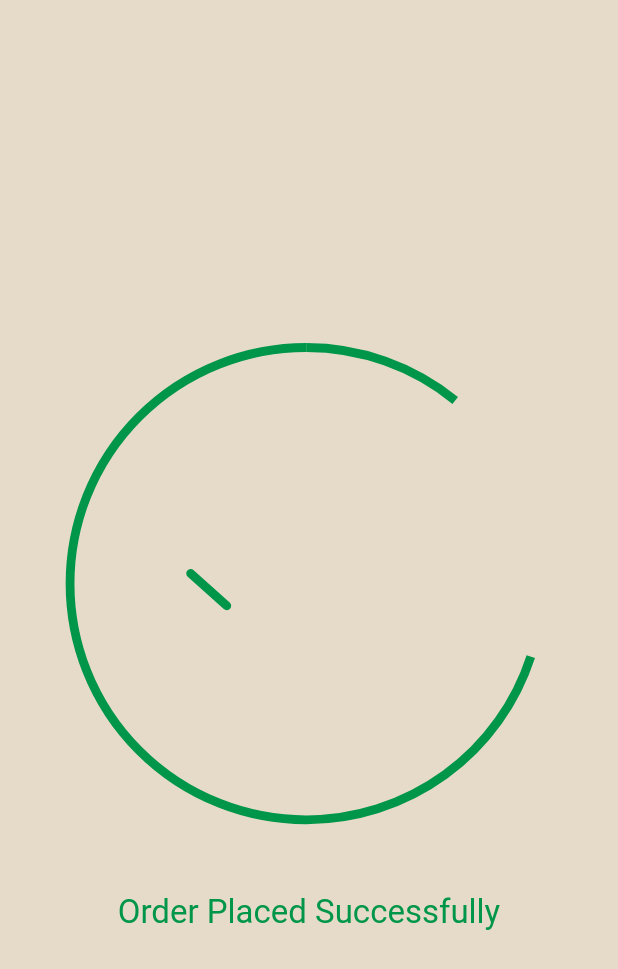
After one commit to Lokhandwalah/canteen-automation-app, a Flutter app: the OrderPlaced screen opened directly, on a phone screen of 412 x 824 dp. The commit adds this screen. Shown: the top 969 px of the screen. Run offline on Flutter 3.47's test engine with Material 2 defaults, Android fonts, the phone set to English and light mode, and no system bars; our stand-ins replace carousel_slider, cloud_firestore, firebase_auth, firebase_core, firebase_messaging, flip_card and 8 more; missing offline and left inert: animate_icons, firebase_image, onesignal_flutter, razorpay_flutter, steel_crypt; accounts and stored records are empty.

Commit message:
Added my orders Section

```diff
--- a/lib/models/category.dart
+++ b/lib/models/category.dart
@@ -8,7 +8,7 @@ class Category {
     final docs = (await DBService.db.collection('categories').get()).docs;
     docs.forEach(
       (doc) => categories.add(
-        Category(name: doc.data()['name'], imageUrl: doc.data()['imageUrl']),
+        Category(name: doc.data()['name'], imageUrl: doc.data()['image_url']),
       ),
     );
   }
--- /dev/null
+++ b/lib/models/order.dart
@@ -0,0 +1,81 @@
+import 'package:canteen/utilities/constants.dart';
+import 'package:cloud_firestore/cloud_firestore.dart';
+import 'package:intl/intl.dart';
+
+class Order {
+  final DocumentSnapshot orderDoc;
+  String id,
+      statusString,
+      orderedBy,
+      username,
+      paymentStatus,
+      paymentType,
+      rzpOrderId,
+      rzpPaymentId;
+  DateTime placedAt, deliveredAt, cancelledAt;
+  Map<String, dynamic> bill;
+  List items;
+  OrderStatus status;
+  double totalAmount;
+
+  Order(
+      {this.orderDoc,
+      this.orderedBy,
+      this.username,
+      this.bill,
+      this.placedAt,
+      this.statusString,
+      this.status = OrderStatus.placed,
+      this.totalAmount});
+
+  Order.fromDoc(this.orderDoc) {
+    Map<String, dynamic> order = orderDoc.data();
+    this.id = orderDoc.id;
+    this.orderedBy = order['ordered_by'];
+    this.username = order['username'];
+    this.bill = order['bill'];
+    this.items = bill.keys.toList();
+    this.placedAt = order['placed_at'].toDate();
+    this.statusString = order['status'];
+    this.status = getStatus(order['status']);
+    // status == OrderStatus.delivered
+    //     ? this.deliveredAt = order['delivered_at'].toDate()
+    //     : this.cancelledAt = order['cancelled_at'].toDate();
+    this.totalAmount = order['total_amount'].toDouble();
+  }
+
+  String get itemString => items
+      .map((item) =>
+          bill[item]['quantity'].toString() + ' x ' + capitalize(item))
+      .toList()
+      .join(", ");
+
+  String get timestamp =>
+      DateFormat('dd MMM yyyy ').format(this.placedAt) +
+      'at' +
+      DateFormat(' hh:mm a').format(this.placedAt);
+
+  OrderStatus getStatus(String status) {
+    OrderStatus orderStatus;
+    switch (status.trim()) {
+      case 'placed':
+        orderStatus = OrderStatus.placed;
+        break;
+      case 'processing':
+        orderStatus = OrderStatus.processing;
+        break;
+      case 'complete':
+        orderStatus = OrderStatus.completed;
+        break;
+      case 'delivered':
+        orderStatus = OrderStatus.delivered;
+        break;
+      case 'cancelled':
+        orderStatus = OrderStatus.cancelled;
+        break;
+    }
+    return orderStatus;
+  }
+}
+
+enum OrderStatus { placed, processing, completed, delivered, cancelled }
--- /dev/null
+++ b/lib/screens/cart/order_placed.dart
@@ -0,0 +1,38 @@
+import 'package:flutter/material.dart';
+import 'package:lottie/lottie.dart';
+
+class OrderPlaced extends StatefulWidget {
+  @override
+  _OrderPlacedState createState() => _OrderPlacedState();
+}
+
+class _OrderPlacedState extends State<OrderPlaced> {
+
+  @override
+  void didChangeDependencies() {
+    super.didChangeDependencies();
+    Future.delayed(Duration(seconds: 2)).then((value) => Navigator.of(context).pop());
+  }
+
+  @override
+  Widget build(BuildContext context) {
+    return Scaffold(
+      body: Center(
+        child: Container(
+          padding: const EdgeInsets.symmetric(horizontal: 20),
+          child: Column(
+            mainAxisAlignment: MainAxisAlignment.center,
+            children: [
+              Lottie.asset('assets/images/order_placed.json'),
+              SizedBox(height: 20),
+              Text(
+                'Order Placed Successfully',
+                style: TextStyle(color: Color(0xff009649), fontSize: 22),
+              )
+            ],
+          ),
+        ),
+      ),
+    );
+  }
+}
--- a/lib/screens/main_screen.dart
+++ b/lib/screens/main_screen.dart
@@ -56,7 +56,8 @@ class _MainScreenState extends State<MainScreen> {
                           )
                         : Icon(p.activeIcon),
                     activeIcon: Icon(p.icon),
-                      label: p.title),
+                    label: p.title,
+                  ),
                 )
                 .toList()),
         body: IndexedStack(
--- a/lib/screens/menu/search.dart
+++ b/lib/screens/menu/search.dart
@@ -28,7 +28,7 @@ class _SearchPageState extends State<SearchPage> {
     _searchController = TextEditingController();
     _searchFocus = FocusNode();
     _iconController = AnimateIconController();
-    Future.delayed(Duration(milliseconds: 500))
+    Future.delayed(Duration(milliseconds: 700))
         .then((_) => _searchFocus.requestFocus());
   }
 
@@ -123,7 +123,9 @@ class _SearchPageState extends State<SearchPage> {
             )
           else
             ...items.map(
-              (item) => MenuItemListTile(cart: cart, item: item),
+              (item) => Hero(
+                tag:item,
+                child: MenuItemListTile(cart: cart, item: item)),
             ),
         ],
       ),
--- a/pubspec.yaml
+++ b/pubspec.yaml
@@ -49,6 +49,7 @@ dependencies:
   scrollable_positioned_list: ^0.1.8
   razorpay_flutter: ^1.2.2
   onesignal_flutter: ^2.6.1
+  lottie: ^0.7.0
 
 dev_dependencies:
   flutter_test:
@@ -67,7 +68,7 @@ flutter:
 
   # To add assets to your application, add an assets section, like this:
   assets:
-    - images/
+    - assets/images/
 
   # An image asset can refer to one or more resolution-specific "variants", see
   # https://flutter.dev/assets-and-images/#resolution-aware.
```
Also changed, not shown: assets/images/order_placed.json (added, +1 -0 lines), lib/main.dart (+6 -2 lines), lib/models/menu_items.dart (+10 -4 lines), lib/screens/account/account.dart (+72 -53 lines), lib/screens/account/my_orders.dart (added, +149 -0 lines), lib/screens/cart/cart_screen.dart (+26 -13 lines), lib/screens/menu/home.dart (+31 -11 lines), lib/services/database.dart (+6 -3 lines), lib/services/payment_portal.dart (renamed from lib/screens/cart/payment_portal.dart, +7 -6 lines), lib/utilities/constants.dart (+16 -7 lines), lib/widgets/itemListTile.dart (+12 -11 lines), assets/images/basket.png (renamed from images/basket.png), assets/images/order_placed.gif (added), pubspec.lock. Lines whose indentation alone changed are shown as unchanged.
